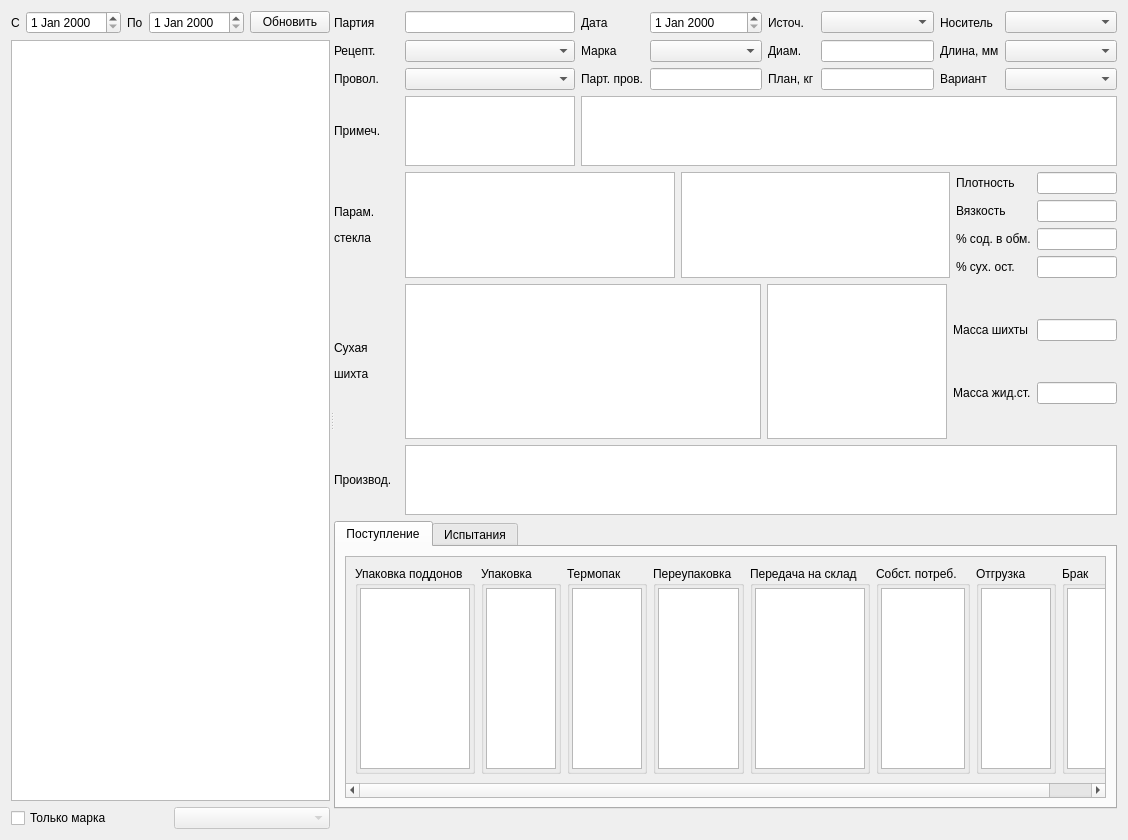
Sergeyego/el_pr, file formpart.ui: the form before one commit.
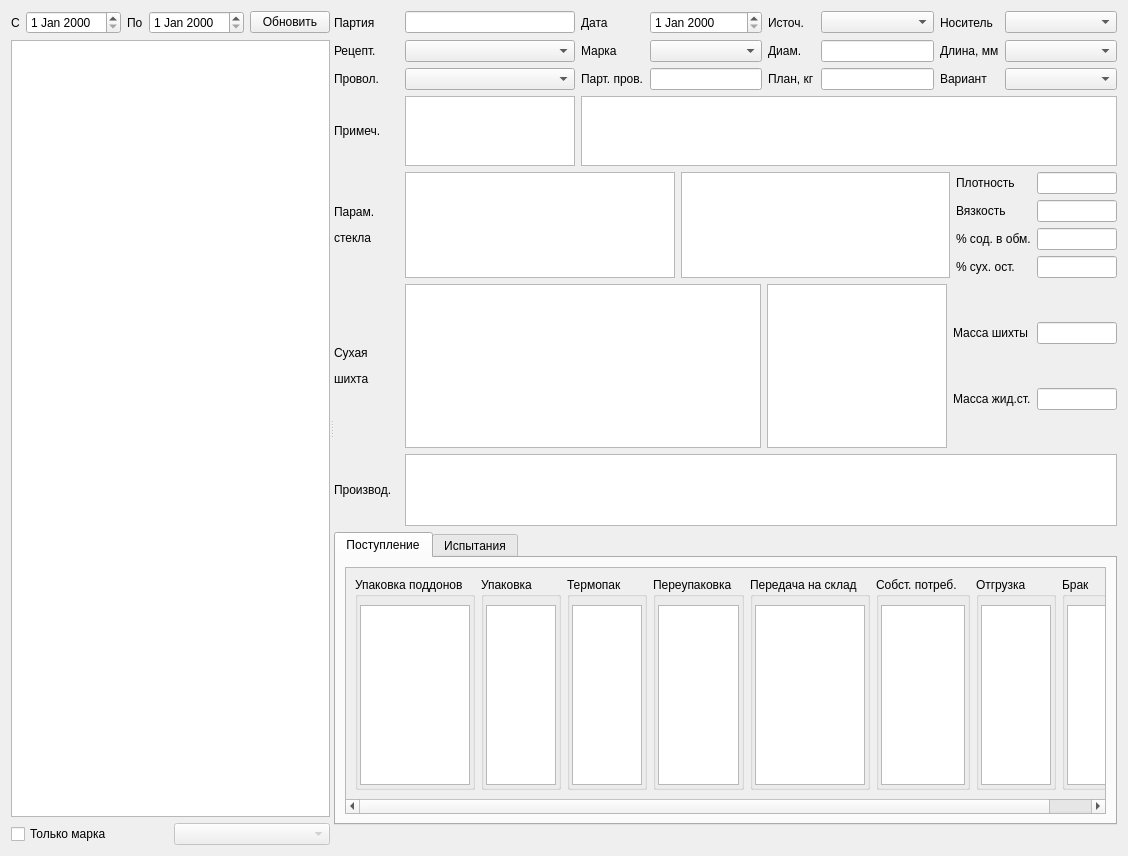
The form after the commit. Custom widgets are drawn as their Qt base class.

What changed in the file:
```diff
--- a/formpart.ui
+++ b/formpart.ui
@@ -7,7 +7,7 @@
     <x>0</x>
     <y>0</y>
     <width>1128</width>
-    <height>840</height>
+    <height>856</height>
    </rect>
   </property>
   <property name="windowTitle">
@@ -664,8 +664,8 @@
                <rect>
                 <x>0</x>
                 <y>0</y>
-                <width>869</width>
-                <height>232</height>
+                <width>826</width>
+                <height>248</height>
                </rect>
               </property>
               <layout class="QHBoxLayout" name="horizontalLayout_11">
@@ -682,7 +682,7 @@
                    <number>2</number>
                   </property>
                   <property name="topMargin">
-                   <number>2</number>
+                   <number>8</number>
                   </property>
                   <property name="rightMargin">
                    <number>2</number>
@@ -713,7 +713,7 @@
                    <number>2</number>
                   </property>
                   <property name="topMargin">
-                   <number>2</number>
+                   <number>8</number>
                   </property>
                   <property name="rightMargin">
                    <number>2</number>
@@ -744,7 +744,7 @@
                    <number>2</number>
                   </property>
                   <property name="topMargin">
-                   <number>2</number>
+                   <number>8</number>
                   </property>
                   <property name="rightMargin">
                    <number>2</number>
@@ -775,7 +775,7 @@
                    <number>2</number>
                   </property>
                   <property name="topMargin">
-                   <number>2</number>
+                   <number>8</number>
                   </property>
                   <property name="rightMargin">
                    <number>2</number>
@@ -806,7 +806,7 @@
                    <number>2</number>
                   </property>
                   <property name="topMargin">
-                   <number>2</number>
+                   <number>8</number>
                   </property>
                   <property name="rightMargin">
                    <number>2</number>
@@ -837,7 +837,7 @@
                    <number>2</number>
                   </property>
                   <property name="topMargin">
-                   <number>2</number>
+                   <number>8</number>
                   </property>
                   <property name="rightMargin">
                    <number>2</number>
@@ -868,7 +868,7 @@
                    <number>2</number>
                   </property>
                   <property name="topMargin">
-                   <number>2</number>
+                   <number>8</number>
                   </property>
                   <property name="rightMargin">
                    <number>2</number>
@@ -899,7 +899,7 @@
                    <number>2</number>
                   </property>
                   <property name="topMargin">
-                   <number>2</number>
+                   <number>8</number>
                   </property>
                   <property name="rightMargin">
                    <number>2</number>
```
Left out of the diff: 14 changed lines with no effect on the pictures.
